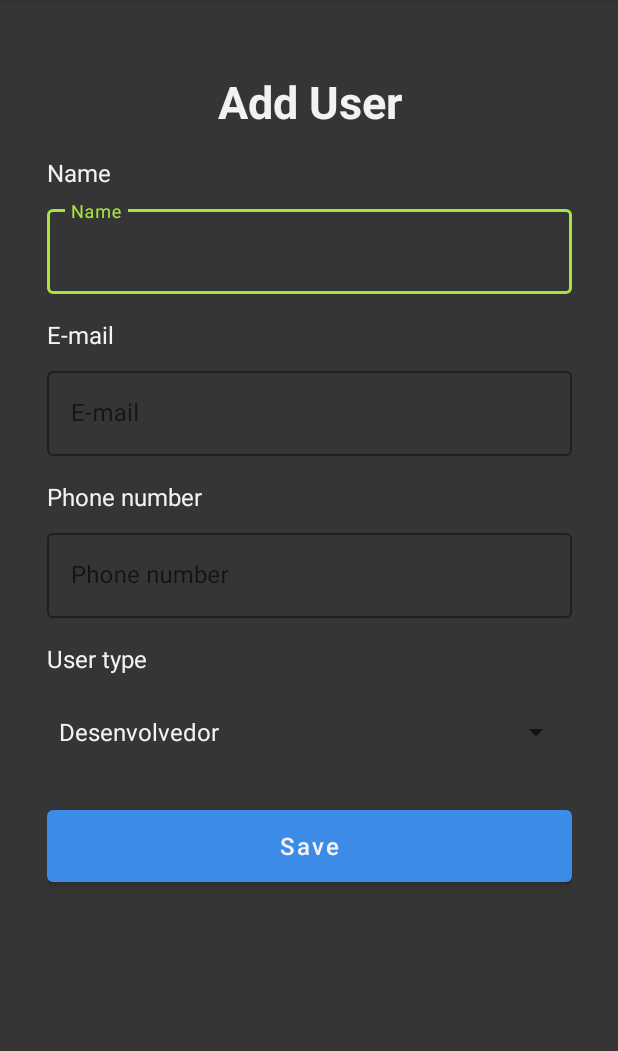
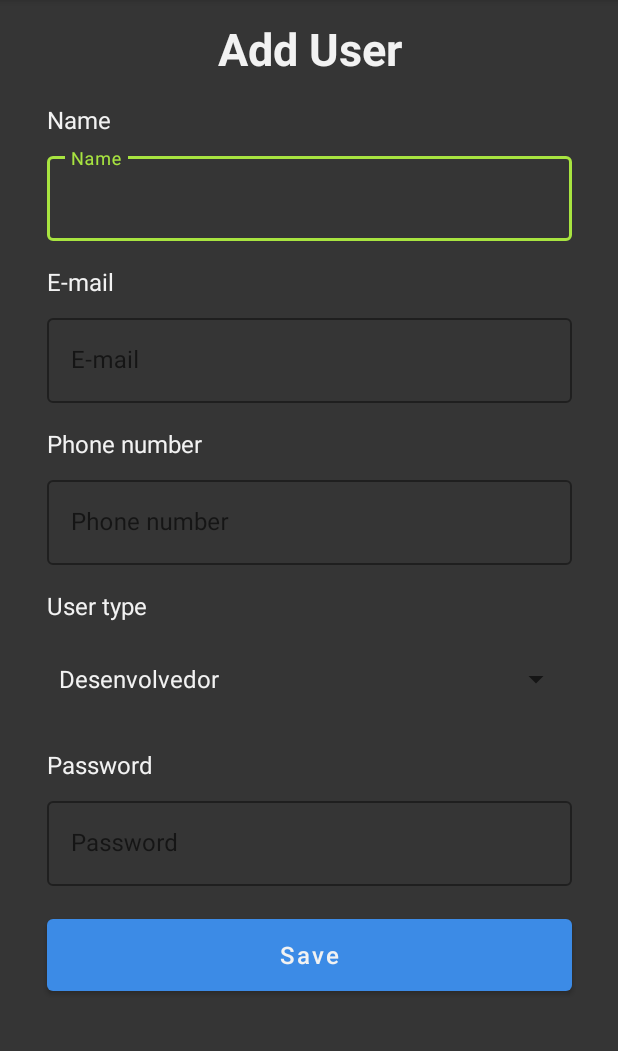
Before and after one commit to Felix-xilef/HavingOrder, an Android app: the AddEditUserActivity screen opened directly, with no data from a screen before it, on a phone screen of 412 x 824 dp, the part 84-1135 px from its top. Run offline under Robolectric (Android 15) with nearby library versions, the phone set to English and light mode, and no system bars; our stand-ins replace Firebase (no records; nobody signed in at launch, a user with empty details on screens opened directly).

Commit message:
Added Authentication Service *(ask for google-services.json)

```diff
--- a/app/build.gradle
+++ b/app/build.gradle
@@ -1,5 +1,6 @@
 plugins {
     id 'com.android.application'
+    id 'com.google.gms.google-services'
 }
 
 android {
@@ -32,6 +33,8 @@ dependencies {
     implementation 'androidx.appcompat:appcompat:1.3.1'
     implementation 'com.google.android.material:material:1.4.0'
     implementation 'androidx.constraintlayout:constraintlayout:2.1.0'
+    implementation 'com.google.firebase:firebase-auth:21.0.1'
+    implementation 'com.google.firebase:firebase-database:20.0.2'
     testImplementation 'junit:junit:4.+'
     androidTestImplementation 'androidx.test.ext:junit:1.1.3'
     androidTestImplementation 'androidx.test.espresso:espresso-core:3.4.0'
--- a/app/src/main/java/com/fatec/havingorder/activities/ActivityWithActionBar.java
+++ b/app/src/main/java/com/fatec/havingorder/activities/ActivityWithActionBar.java
@@ -11,6 +11,7 @@ import androidx.appcompat.app.AppCompatActivity;
 import androidx.appcompat.widget.Toolbar;
 
 import com.fatec.havingorder.R;
+import com.google.firebase.auth.FirebaseAuth;
 
 public abstract class ActivityWithActionBar extends AppCompatActivity {
 
@@ -46,6 +47,7 @@ public abstract class ActivityWithActionBar extends AppCompatActivity {
                 return true;
 
             case R.id.btnLogout:
+                FirebaseAuth.getInstance().signOut();
                 Intent intentLogout = new Intent(this, SignInActivity.class);
                 startActivity(intentLogout);
                 finish();
--- a/app/src/main/java/com/fatec/havingorder/activities/AddEditUserActivity.java
+++ b/app/src/main/java/com/fatec/havingorder/activities/AddEditUserActivity.java
@@ -14,8 +14,11 @@ import com.fatec.havingorder.R;
 import com.fatec.havingorder.models.User;
 import com.fatec.havingorder.models.UserType;
 import com.fatec.havingorder.services.UserService;
+import com.google.firebase.auth.FirebaseAuth;
 
 public class AddEditUserActivity extends ActivityWithActionBar implements AdapterView.OnItemSelectedListener {
+
+    private boolean isEditing;
 
     private final UserService userService = new UserService();
 
@@ -24,6 +27,7 @@ public class AddEditUserActivity extends ActivityWithActionBar implements Adapte
     private EditText name;
     private EditText email;
     private EditText phone;
+    private EditText password;
 
     private Spinner userTypeSpinner;
     private static final String[] userTypes = {"Desenvolvedor", "Cliente"};
@@ -36,7 +40,7 @@ public class AddEditUserActivity extends ActivityWithActionBar implements Adapte
         super.setCustomActionBar();
 
         userTypeSpinner = (Spinner) findViewById(R.id.cmbUserType);
-        ArrayAdapter<String> userTypeAdapter = new ArrayAdapter<String>(this, android.R.layout.simple_spinner_item, userTypes);
+        ArrayAdapter<String> userTypeAdapter = new ArrayAdapter<>(this, android.R.layout.simple_spinner_item, userTypes);
 
         userTypeAdapter.setDropDownViewResource(android.R.layout.simple_spinner_dropdown_item);
         userTypeSpinner.setAdapter(userTypeAdapter);
@@ -45,13 +49,16 @@ public class AddEditUserActivity extends ActivityWithActionBar implements Adapte
         name = (EditText) findViewById(R.id.txtNameContent);
         email = (EditText) findViewById(R.id.txtEmailContent);
         phone = (EditText) findViewById(R.id.txtPhoneContent);
+        password = (EditText) findViewById(R.id.txtPasswordContent);
 
         TextView lblAddEditUser = (TextView) findViewById(R.id.lblAddEditUser);
 
         Intent intent = getIntent();
         int userId = intent.getIntExtra("userId", 0);
 
-        if (userId > 0) {
+        isEditing = userId > 0;
+
+        if (isEditing) {
             getUser(userId);
 
             lblAddEditUser.setText(getString(R.string.editUser));
@@ -71,11 +78,20 @@ public class AddEditUserActivity extends ActivityWithActionBar implements Adapte
         user.setEmail(email.getText().toString());
         user.setName(name.getText().toString());
         user.setPhone(phone.getText().toString());
+        user.setPassword(password.getText().toString());
 
-        if (user.isValid()) userService.saveUser(user);
-        else Toast.makeText(AddEditUserActivity.this, R.string.emptyFields, Toast.LENGTH_LONG).show();
+        if (user.isValid() && (isEditing || (user.getPassword() != null && !user.getPassword().isEmpty()))) {
+            userService.saveUser(user);
 
-        finish();
+            if (!isEditing) FirebaseAuth.getInstance().createUserWithEmailAndPassword(user.getEmail(), user.getPassword());
+
+            Toast.makeText(AddEditUserActivity.this, R.string.saveUserSuccess, Toast.LENGTH_SHORT).show();
+
+            finish();
+
+        } else {
+            Toast.makeText(AddEditUserActivity.this, R.string.emptyFields, Toast.LENGTH_SHORT).show();
+        }
     }
 
     public void getUser(int id) {
--- a/app/src/main/res/layout/activity_add_edit_user.xml
+++ b/app/src/main/res/layout/activity_add_edit_user.xml
@@ -12,19 +12,27 @@
         android:layout_width="fill_parent"
         android:layout_height="60dp" />
 
-    <androidx.constraintlayout.widget.ConstraintLayout
-        android:layout_width="wrap_content"
+    <ScrollView
+        android:layout_width="0dp"
         android:layout_height="wrap_content"
-        app:layout_constraintBottom_toBottomOf="parent"
         app:layout_constraintEnd_toEndOf="parent"
         app:layout_constraintStart_toStartOf="parent"
-        app:layout_constraintTop_toBottomOf="@+id/include"
-        app:layout_constraintVertical_bias="0.19999999">
+        app:layout_constraintTop_toBottomOf="@+id/include">
+
+        <LinearLayout
+            android:layout_width="match_parent"
+            android:layout_height="wrap_content"
+            android:orientation="vertical">
+
+            <androidx.constraintlayout.widget.ConstraintLayout
+                android:layout_width="match_parent"
+                android:layout_height="wrap_content">
 
                 <TextView
                     android:id="@+id/lblAddEditUser"
                     android:layout_width="wrap_content"
                     android:layout_height="wrap_content"
+                    android:layout_marginTop="8dp"
                     android:text="@string/addUser"
                     android:textAlignment="center"
                     android:textSize="30sp"
@@ -145,6 +153,36 @@
                     app:layout_constraintTop_toBottomOf="@+id/lblUserType"
                     tools:ignore="SpeakableTextPresentCheck" />
 
+                <TextView
+                    android:id="@+id/lblPassword"
+                    android:layout_width="wrap_content"
+                    android:layout_height="wrap_content"
+                    android:layout_marginTop="16dp"
+                    android:text="@string/password"
+                    android:textSize="16sp"
+                    app:layout_constraintStart_toStartOf="@+id/cmbUserType"
+                    app:layout_constraintTop_toBottomOf="@+id/cmbUserType" />
+
+                <com.google.android.material.textfield.TextInputLayout
+                    android:id="@+id/txtPassword"
+                    style="@style/Widget.MaterialComponents.TextInputLayout.OutlinedBox"
+                    android:layout_width="350dp"
+                    android:layout_height="wrap_content"
+                    android:layout_marginTop="8dp"
+                    app:boxStrokeColor="@color/light_green"
+                    app:hintTextColor="@color/light_green"
+                    app:layout_constraintEnd_toEndOf="@+id/cmbUserType"
+                    app:layout_constraintStart_toStartOf="@+id/cmbUserType"
+                    app:layout_constraintTop_toBottomOf="@+id/lblPassword">
+
+                    <com.google.android.material.textfield.TextInputEditText
+                        android:id="@+id/txtPasswordContent"
+                        android:layout_width="match_parent"
+                        android:layout_height="wrap_content"
+                        android:hint="@string/password"
+                        android:inputType="textPassword" />
+                </com.google.android.material.textfield.TextInputLayout>
+
                 <Button
                     android:id="@+id/button"
                     style="@style/TextAppearance.MaterialComponents.Button"
@@ -156,10 +194,12 @@
                     android:textAllCaps="false"
                     android:textColor="@color/foreground"
                     android:textSize="16sp"
-            app:layout_constraintEnd_toEndOf="@+id/cmbUserType"
-            app:layout_constraintStart_toStartOf="@+id/cmbUserType"
-            app:layout_constraintTop_toBottomOf="@+id/cmbUserType" />
+                    app:layout_constraintEnd_toEndOf="@+id/txtPassword"
+                    app:layout_constraintStart_toStartOf="@+id/txtPassword"
+                    app:layout_constraintTop_toBottomOf="@+id/txtPassword" />
 
             </androidx.constraintlayout.widget.ConstraintLayout>
+        </LinearLayout>
+    </ScrollView>
 
 </androidx.constraintlayout.widget.ConstraintLayout>
--- a/app/src/main/res/values/strings.xml
+++ b/app/src/main/res/values/strings.xml
@@ -34,4 +34,5 @@
     <string name="btnSave">Save</string>
     <string name="addUser">Add User</string>
     <string name="editUser">Edit User</string>
+    <string name="saveUserSuccess">User successfully saved!</string>
 </resources>
--- a/build.gradle
+++ b/build.gradle
@@ -6,6 +6,7 @@ buildscript {
     }
     dependencies {
         classpath 'com.android.tools.build:gradle:7.0.2'
+        classpath 'com.google.gms:google-services:4.3.10'
 
         // NOTE: Do not place your application dependencies here; they belong
         // in the individual module build.gradle files
```
Also changed, not shown: app/src/main/java/com/fatec/havingorder/activities/SignInActivity.java (+35 -0 lines), app/src/main/java/com/fatec/havingorder/activities/UsersActivity.java (+6 -8 lines), app/src/main/java/com/fatec/havingorder/models/User.java (+21 -5 lines), 2 other files. Lines whose indentation alone changed are shown as unchanged.
